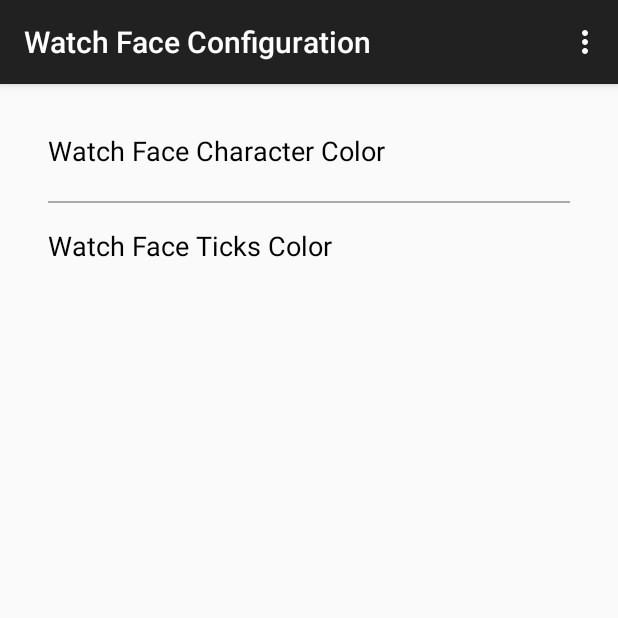
After one commit to xiaozhi239/screentip, an Android app: the WatchFaceConfigActivity screen opened directly, with no data from a screen before it, on a phone screen of 412 x 824 dp, the top half of it. The commit adds this screen. Run offline under Robolectric (Android 15) with nearby library versions, the phone set to English and light mode, and no system bars.

Commit message:
Add a companion configuration activity.

```diff
--- /dev/null
+++ b/mobile/src/main/java/com/huangsz/android/screentip/activity/WatchFaceConfigActivity.java
@@ -0,0 +1,78 @@
+package com.huangsz.android.screentip.activity;
+
+import android.graphics.Color;
+import android.support.v7.app.ActionBarActivity;
+import android.os.Bundle;
+import android.view.Menu;
+import android.view.MenuItem;
+import android.view.View;
+
+import com.huangsz.android.screentip.R;
+import com.huangsz.android.screentip.widget.ColorChooserDialog;
+
+public class WatchFaceConfigActivity extends ActionBarActivity implements ColorChooserDialog.Listener {
+
+    private static final String TAG_CHARACTER_COLOR = "TAG_CHARACTER_COLOR";
+
+    private static final String TAG_TICK_COLOR = "TAG_TICK_COLOR";
+
+    private View mConfigCharacterColorPreview;
+
+    private View mConfigTickColorPreview;
+
+    @Override
+    protected void onCreate(Bundle savedInstanceState) {
+        super.onCreate(savedInstanceState);
+        setContentView(R.layout.activity_watch_face_config);
+        mConfigCharacterColorPreview = findViewById(R.id.configuration_character_color_preview);
+        mConfigTickColorPreview = findViewById(R.id.configuration_ticks_colour_preview);
+        findViewById(R.id.configuration_character_colour_layout).setOnClickListener(
+                new View.OnClickListener() {
+                    @Override
+                    public void onClick(View v) {
+                        new ColorChooserDialog(getString(R.string.watchface_character_color))
+                                .show(getFragmentManager(), TAG_CHARACTER_COLOR);
+                    }
+                });
+        findViewById(R.id.configuration_ticks_colour_layout).setOnClickListener(
+                new View.OnClickListener() {
+                    @Override
+                    public void onClick(View v) {
+                        new ColorChooserDialog(getString(R.string.watchface_ticks_color))
+                                .show(getFragmentManager(), TAG_TICK_COLOR);
+                    }
+                }
+        );
+    }
+
+    @Override
+    public boolean onCreateOptionsMenu(Menu menu) {
+        // Inflate the menu; this adds items to the action bar if it is present.
+        getMenuInflater().inflate(R.menu.menu_watch_face_config, menu);
+        return true;
+    }
+
+    @Override
+    public boolean onOptionsItemSelected(MenuItem item) {
+        // Handle action bar item clicks here. The action bar will
+        // automatically handle clicks on the Home/Up button, so long
+        // as you specify a parent activity in AndroidManifest.xml.
+        int id = item.getItemId();
+
+        //noinspection SimplifiableIfStatement
+        if (id == R.id.action_settings) {
+            return true;
+        }
+
+        return super.onOptionsItemSelected(item);
+    }
+
+    @Override
+    public void onColourSelected(String color, String tag) {
+        if (TAG_CHARACTER_COLOR.equals(tag)) {
+            mConfigCharacterColorPreview.setBackgroundColor(Color.parseColor(color));
+        } else if (TAG_TICK_COLOR.equals(tag)) {
+            mConfigTickColorPreview.setBackgroundColor(Color.parseColor(color));
+        }
+    }
+}
--- /dev/null
+++ b/mobile/src/main/res/drawable/delimiter.xml
@@ -0,0 +1,5 @@
+<?xml version="1.0" encoding="utf-8"?>
+<shape xmlns:android="http://schemas.android.com/apk/res/android">
+  <solid android:color="@android:color/darker_gray" />
+  <size android:height="1dp" />
+</shape>
--- /dev/null
+++ b/mobile/src/main/res/drawable/selector_preference_background.xml
@@ -0,0 +1,7 @@
+<?xml version="1.0" encoding="utf-8"?>
+<selector xmlns:android="http://schemas.android.com/apk/res/android" android:exitFadeDuration="@android:integer/config_mediumAnimTime">
+  <item android:drawable="@color/preference_pressed" android:state_pressed="false" android:state_focused="true" />
+  <item android:drawable="@color/preference_pressed" android:state_pressed="true" android:state_focused="true" />
+  <item android:drawable="@color/preference_pressed" android:state_pressed="true" android:state_focused="false" />
+  <item android:drawable="@android:color/transparent" />
+</selector>
--- a/mobile/src/main/res/layout/activity_main.xml
+++ b/mobile/src/main/res/layout/activity_main.xml
@@ -9,7 +9,7 @@
                 tools:context="com.huangsz.android.screentip.MainActivity">
 
   <TextView
-    android:text="@string/hello_world"
+    android:text="hello world"
     android:layout_width="wrap_content"
     android:layout_height="wrap_content"/>
 
--- /dev/null
+++ b/mobile/src/main/res/layout/activity_watch_face_config.xml
@@ -0,0 +1,69 @@
+<RelativeLayout xmlns:android="http://schemas.android.com/apk/res/android"
+                xmlns:tools="http://schemas.android.com/tools"
+                android:layout_width="match_parent"
+                android:layout_height="match_parent"
+                android:paddingLeft="@dimen/activity_horizontal_margin"
+                android:paddingRight="@dimen/activity_horizontal_margin"
+                android:paddingTop="@dimen/activity_vertical_margin"
+                android:paddingBottom="@dimen/activity_vertical_margin"
+                tools:context="com.huangsz.android.screentip.activity.WatchFaceConfigActivity">
+
+  <LinearLayout
+    android:orientation="vertical"
+    android:layout_width="match_parent"
+    android:layout_height="match_parent"
+    android:divider="@drawable/delimiter"
+    android:showDividers="middle"
+    android:paddingStart="16dp"
+    android:paddingEnd="16dp">
+
+    <RelativeLayout
+      android:id="@+id/configuration_character_colour_layout"
+      android:layout_width="match_parent"
+      android:layout_height="wrap_content"
+      android:background="@drawable/selector_preference_background"
+      android:paddingTop="16dp"
+      android:paddingBottom="16dp">
+
+      <TextView
+        android:layout_width="wrap_content"
+        android:layout_height="wrap_content"
+        android:layout_alignParentStart="true"
+        android:textColor="@android:color/black"
+        android:textSize="18sp"
+        android:text="@string/watchface_character_color" />
+
+      <View
+        android:id="@+id/configuration_character_color_preview"
+        android:layout_width="30dp"
+        android:layout_height="30dp"
+        android:layout_alignParentEnd="true" />
+
+    </RelativeLayout>
+
+    <RelativeLayout
+      android:id="@+id/configuration_ticks_colour_layout"
+      android:layout_width="match_parent"
+      android:layout_height="wrap_content"
+      android:background="@drawable/selector_preference_background"
+      android:paddingTop="16dp"
+      android:paddingBottom="16dp">
+
+      <TextView
+        android:layout_width="wrap_content"
+        android:layout_height="wrap_content"
+        android:layout_alignParentStart="true"
+        android:textSize="18sp"
+        android:textColor="@android:color/black"
+        android:text="@string/watchface_ticks_color" />
+
+      <View
+        android:id="@+id/configuration_ticks_colour_preview"
+        android:layout_width="30dp"
+        android:layout_height="30dp"
+        android:layout_alignParentEnd="true" />
+
+    </RelativeLayout>
+  </LinearLayout>
+
+</RelativeLayout>
--- a/wear/src/main/res/menu/menu_config.xml
+++ b/mobile/src/main/res/menu/menu_watch_face_config.xml
@@ -1,8 +1,9 @@
 <menu xmlns:android="http://schemas.android.com/apk/res/android"
+      xmlns:app="http://schemas.android.com/apk/res-auto"
       xmlns:tools="http://schemas.android.com/tools"
-      tools:context="com.huangsz.android.screentip.activity.ConfigActivity">
+      tools:context="com.huangsz.android.screentip.activity.WatchFaceConfigActivity">
   <item android:id="@+id/action_settings"
         android:title="@string/action_settings"
         android:orderInCategory="100"
-        android:showAsAction="never"/>
+        app:showAsAction="never"/>
 </menu>
--- /dev/null
+++ b/mobile/src/main/res/values/colors.xml
@@ -0,0 +1,4 @@
+<?xml version="1.0" encoding="utf-8"?>
+<resources>
+  <color name="preference_pressed">#55CCCCCC</color>
+</resources>
--- a/mobile/src/main/res/values/strings.xml
+++ b/mobile/src/main/res/values/strings.xml
@@ -1,7 +1,10 @@
 <resources>
   <string name="app_name">ScreenTip</string>
   <string name="title_activity_main">MainActivity</string>
+  <string name="title_activity_watch_face_config">Watch Face Configuration</string>
 
-  <string name="hello_world">Hello world!</string>
   <string name="action_settings">Settings</string>
+
+  <string name="watchface_character_color">Watch Face Character Color</string>
+  <string name="watchface_ticks_color">Watch Face Ticks Color</string>
 </resources>
--- a/wear/src/main/java/com/huangsz/android/screentip/service/CharacterWatchFaceService.java
+++ b/wear/src/main/java/com/huangsz/android/screentip/service/CharacterWatchFaceService.java
@@ -65,7 +65,7 @@ public class CharacterWatchFaceService extends CanvasWatchFaceService {
         private Paint mCharacterPaint;  // Paint to show a character as a reminder tip.
 
         // TODO(huangsz) Receive this from handheld device.
-        private static final String TIP_TEXT = "宝";
+        private static final String TIP_TEXT = "坚";
 
         /**
          * handler to update the time once a second in interactive mode
```
Also changed, not shown: mobile/src/main/AndroidManifest.xml (+24 -4 lines), mobile/src/main/java/com/huangsz/android/screentip/widget/ColorChooserDialog.java (added, +43 -0 lines), mobile/src/main/res/values/arrays.xml (added, +11 -0 lines), wear/src/main/AndroidManifest.xml (+5 -5 lines), wear/src/main/java/com/huangsz/android/screentip/MainActivity.java (+0 -21 lines), wear/src/main/java/com/huangsz/android/screentip/activity/ConfigActivity.java (+0 -22 lines), wear/src/main/res/menu/menu_main.xml (deleted, +0 -8 lines).
